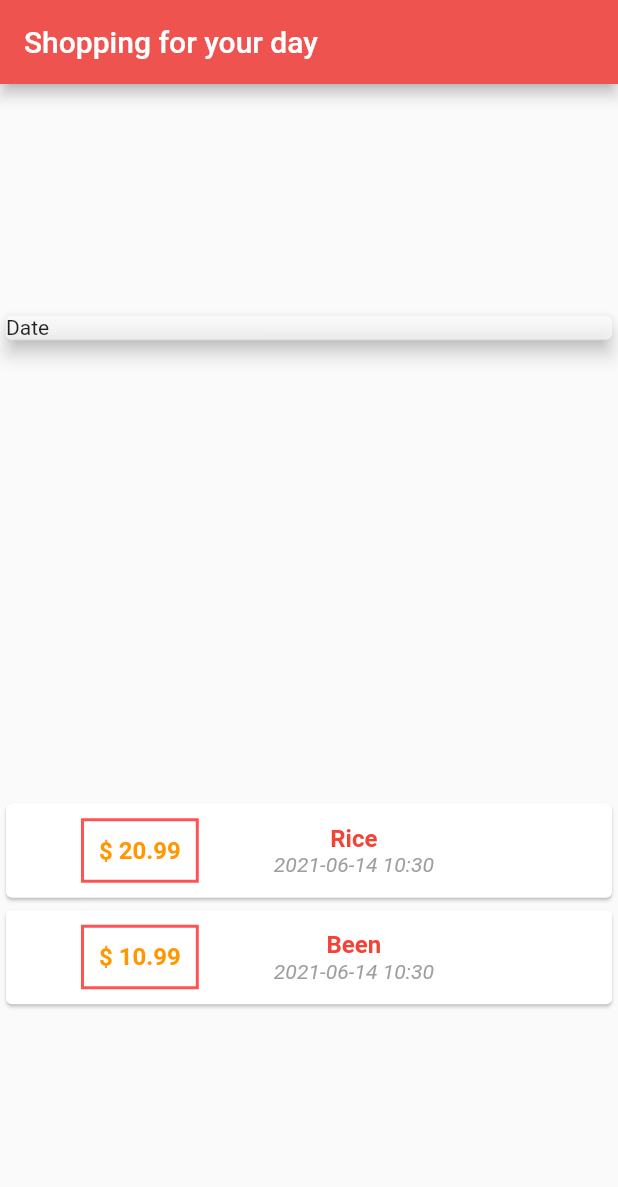
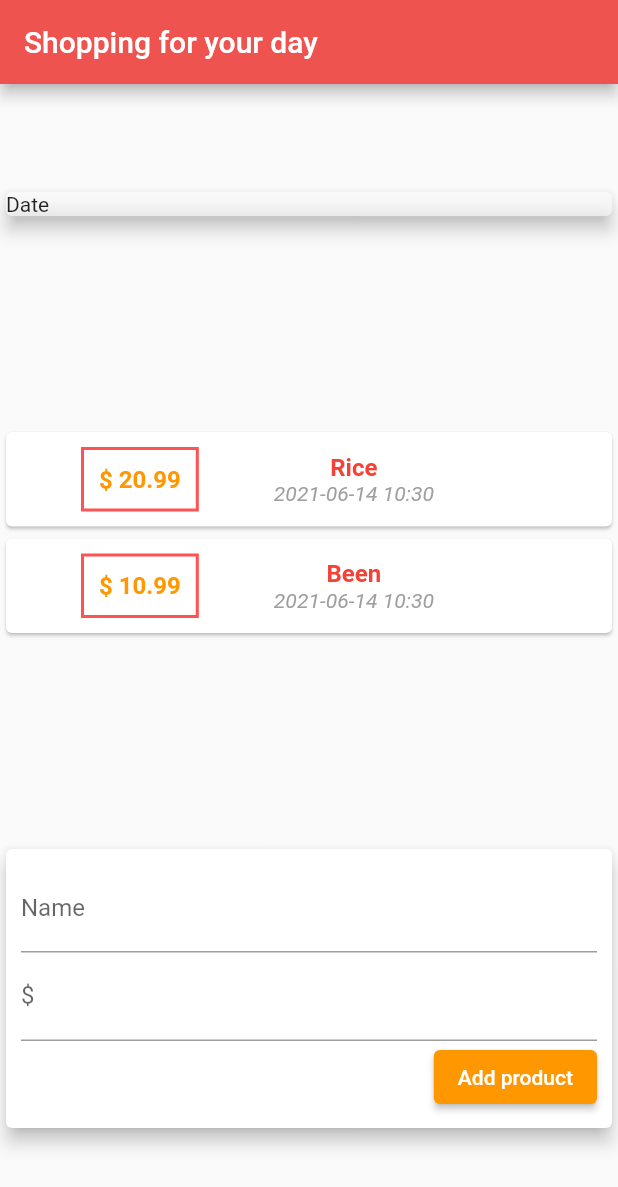
Before and after one commit to Daniel-Fonseca-da-Silva/Project-Supermarket, a Flutter app: the screen it shows after launch, on a phone screen of 412 x 824 dp. Shown: the top 1187 px of the screen. Run offline on Flutter 3.47's test engine with Material 2 defaults, Android fonts, the phone set to English and light mode, and no system bars.

Commit message:
Added the name and price in textfield and configured the colors of elements

```diff
--- a/lib/main.dart
+++ b/lib/main.dart
@@ -34,9 +34,7 @@ class MyHomePage extends StatelessWidget {
             children: [
               Container(
                 child: Card(
-                  color: Colors.white60,
-                  child: Text('Date'),
-                  elevation: 5),
+                    color: Colors.white60, child: Text('Date'), elevation: 5),
               ),
               Column(
                 children: _transactions.map((tr) {
@@ -44,12 +42,13 @@ class MyHomePage extends StatelessWidget {
                   return Card(
                       child: Row(children: [
                     Container(
-                    margin: EdgeInsets.symmetric(horizontal: 50, vertical: 10),
+                      margin:
+                          EdgeInsets.symmetric(horizontal: 50, vertical: 10),
                       decoration: BoxDecoration(
-                        border: Border.all(color: Colors.redAccent, width: 2)),
+                          border:
+                              Border.all(color: Colors.redAccent, width: 2)),
                       padding: EdgeInsets.all(10),
-                    child: Text(
-                      '\$ ${tr.value.toStringAsFixed(2)}',
+                      child: Text('\$ ${tr.value.toStringAsFixed(2)}',
                           style: TextStyle(
                               fontWeight: FontWeight.bold,
                               fontSize: 16,
@@ -65,7 +64,7 @@ class MyHomePage extends StatelessWidget {
                               color: Colors.red),
                         ),
                         Text(
-                        tr.date.toString().substring(0,16),
+                          tr.date.toString().substring(0, 16),
                           style: TextStyle(
                               fontStyle: FontStyle.italic,
                               fontSize: 14,
@@ -75,8 +74,29 @@ class MyHomePage extends StatelessWidget {
                     )
                   ]));
                 }).toList(),
+              ),
+              Card(
+                elevation: 5,
+                child: Padding(
+                    padding: const EdgeInsets.all(10),
+                    child: Column(
+                      children: [
+                        TextField(
+                            decoration: InputDecoration(labelText: 'Name')),
+                        TextField(decoration: InputDecoration(labelText: '\$')),
+                        Row(
+                            mainAxisAlignment: MainAxisAlignment.end,
+                            children: [
+                              ElevatedButton(
+                                  child: Text('Add product'),
+                                  style: ElevatedButton.styleFrom(
+                                    primary: Colors.orange,
+                                  ),
+                                  onPressed: () {})
+                            ])
+                      ],
+                    )),
               )
-          ],
-        ));
+            ]));
   }
 }
```
Lines whose indentation alone changed are shown as unchanged.
